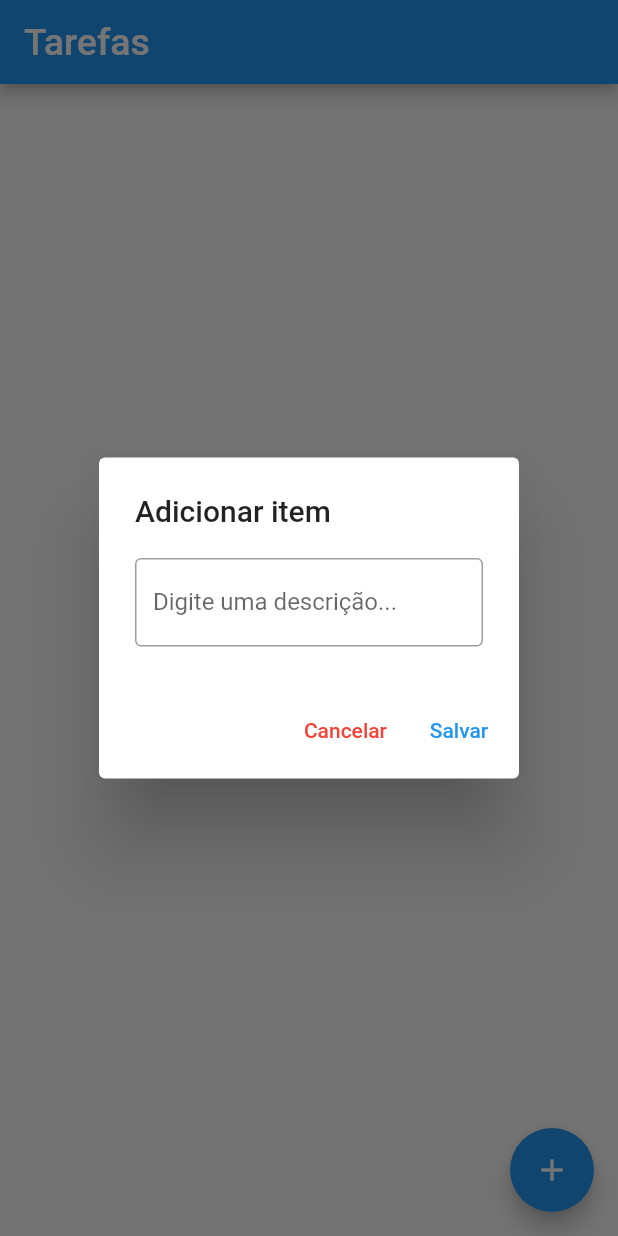
After one commit to RubenManuel24/MobX_Estudo, a Flutter app: the Principal screen opened directly, after a tap on the "add" icon, on a phone screen of 412 x 824 dp. The commit adds this screen. Run offline on Flutter 3.47's test engine with Material 2 defaults, Android fonts, the phone set to English and light mode, and no system bars; our stand-ins replace flutter_mobx, mobx; generated files the repository leaves out were written again.

Commit message:
Utilizando listas (Observablelist)

```diff
--- /dev/null
+++ b/lib/principal.dart
@@ -0,0 +1,76 @@
+import 'package:flutter/material.dart';
+import 'package:flutter_mobx/flutter_mobx.dart';
+import 'package:mobx_aula/principal_controller.dart';
+
+class Principal extends StatefulWidget {
+  @override
+  _PrincipalState createState() => _PrincipalState();
+}
+
+class _PrincipalState extends State<Principal> {
+
+  PrincipalController _principalController = PrincipalController();
+
+  _dialog(){
+    showDialog(
+        context: context,
+        builder: (_){
+          return AlertDialog(
+            title: Text("Adicionar item"),
+            content: TextField(
+              decoration: InputDecoration(
+                border: OutlineInputBorder(),
+                labelText: "Digite uma descrição..."
+              ),
+              onChanged: _principalController.setItem,
+            ),
+            actions: [
+              TextButton(
+                  onPressed: (){ Navigator.pop(context); },
+                  child: Text("Cancelar", style: TextStyle(
+                    color: Colors.red
+                  ),)
+              ),
+              TextButton(
+                  onPressed: (){
+                    _principalController.listar();
+                  },
+                  child: Text("Salvar")
+              )
+            ],
+          );
+        }
+    );
+  }
+
+  @override
+  Widget build(BuildContext context) {
+    return Scaffold(
+      appBar: AppBar(
+        title: Text(
+          "Tarefas",
+          style: TextStyle(fontSize: 25, color: Colors.white),
+        ),
+      ),
+      body: Observer(builder: (_){
+        return ListView.builder(
+        itemCount: _principalController.listaItem.length,
+        itemBuilder: (_, indice){
+          return ListTile(
+            title: Text(_principalController.listaItem[indice]),
+            onTap: (){
+
+            },
+          );
+        },
+      );
+      }),
+      floatingActionButton: FloatingActionButton(
+        child: Icon(Icons.add),
+        onPressed: (){
+          _dialog();
+        },
+      ),
+    );
+  }
+}
--- /dev/null
+++ b/lib/principal_controller.dart
@@ -0,0 +1,21 @@
+import 'package:mobx/mobx.dart';
+part 'principal_controller.g.dart';
+
+class PrincipalController = PrincipalControllerBase with _$PrincipalController;
+abstract class PrincipalControllerBase with Store {
+
+  @observable
+  String item = "";
+
+  @action
+  void setItem(String valor) => item = valor;
+
+  ObservableList<String> listaItem = ObservableList();
+
+  @action
+  listar(){
+    listaItem.add(item);
+    print(item);
+  }
+
+}
```
Also changed, not shown: lib/home.dart (+8 -5 lines), lib/principal_controller.g.dart (added).
